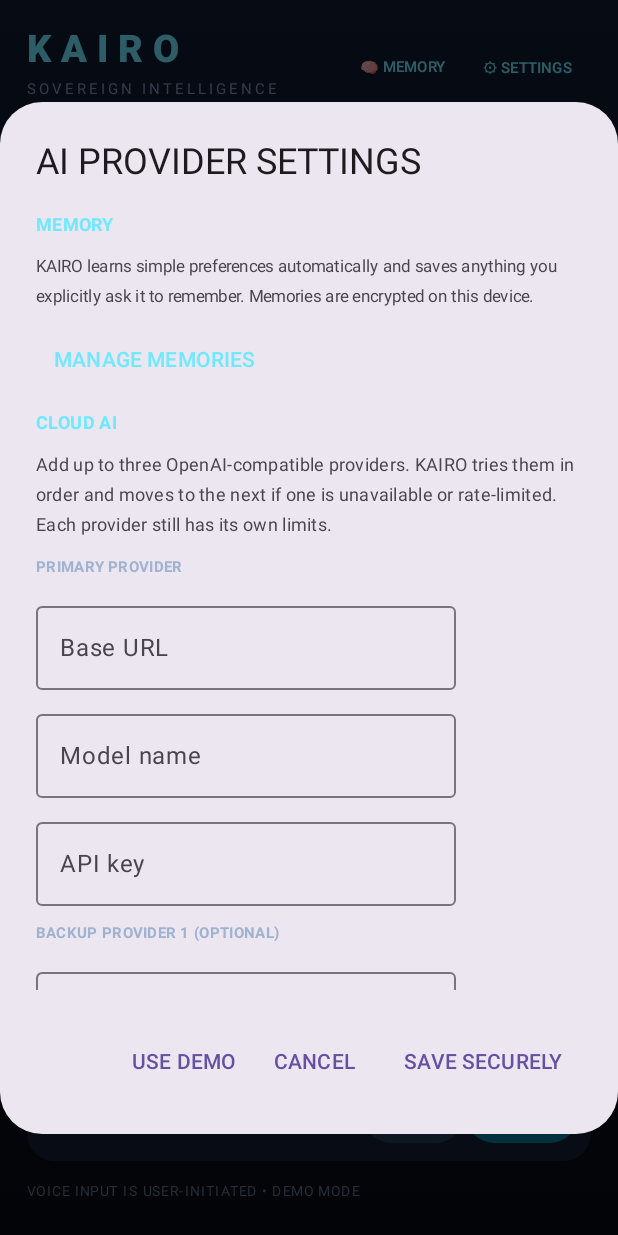
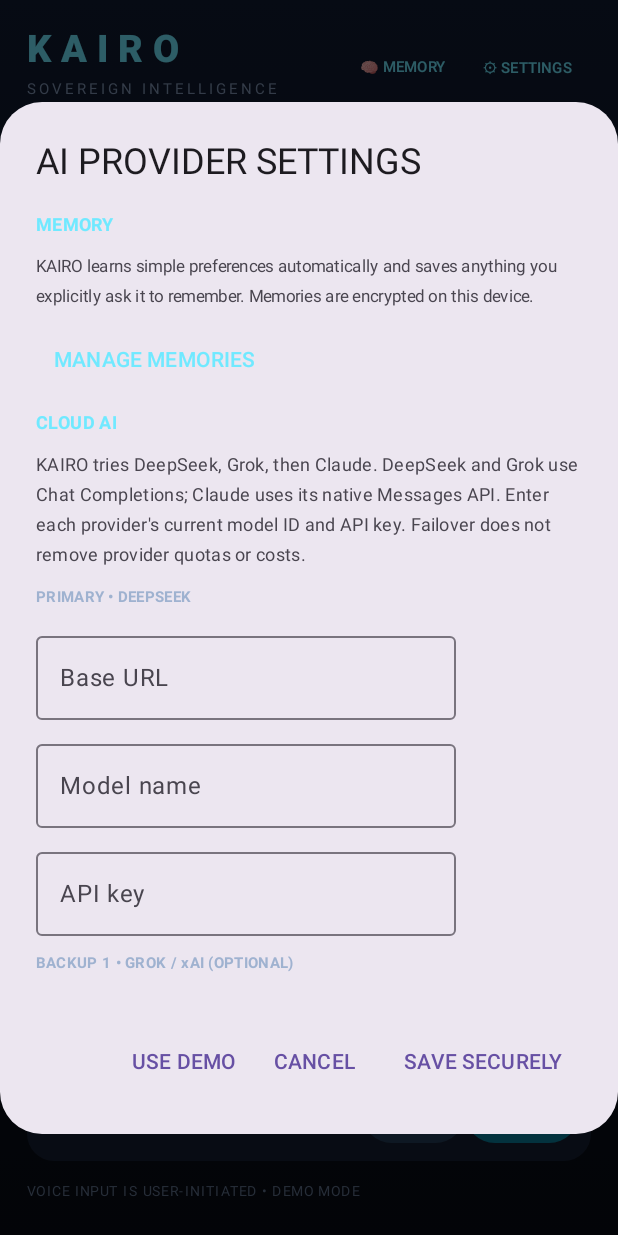
Before and after one commit to premthegoldyboy/KAIRO-AI, an Android app built with Jetpack Compose: the screen it shows after launch (MainActivity), after a tap on "⚙ SETTINGS", on a phone screen of 412 x 824 dp. Run offline under Robolectric (Android 15) with nearby library versions, the phone set to English and light mode, and no system bars; libraries missing offline, so code that uses them is left out: com.google.ai.edge.

Commit message:
Add DeepSeek Grok Claude setup presets and native routing

```diff
--- a/app/src/main/java/com/kairo/ai/MainActivity.kt
+++ b/app/src/main/java/com/kairo/ai/MainActivity.kt
@@ -344,17 +344,17 @@ private fun KairoApp(onSpeak: (String) -> Unit) {
                     Text("KAIRO learns simple preferences automatically and saves anything you explicitly ask it to remember. Memories are encrypted on this device.", fontSize = 11.sp)
                     TextButton(onClick = { memoryItems = memoryStore.all(); showSettings = false; showMemoryManager = true }) { Text("MANAGE MEMORIES", color = Color(0xFF70E9FF)) }
                     Text("CLOUD AI", color = Color(0xFF70E9FF), fontWeight = FontWeight.Bold, fontSize = 12.sp)
-                    Text("Add up to three OpenAI-compatible providers. KAIRO tries them in order and moves to the next if one is unavailable or rate-limited. Each provider still has its own limits.", fontSize = 12.sp)
-                    Text("PRIMARY PROVIDER", color = Color(0xFF9FB2D0), fontSize = 10.sp, fontWeight = FontWeight.Bold)
-                    OutlinedTextField(value = providerUrl, onValueChange = { providerUrl = it; settingsError = "" }, label = { Text("Base URL") }, singleLine = true)
-                    OutlinedTextField(value = providerModel, onValueChange = { providerModel = it; settingsError = "" }, label = { Text("Model name") }, singleLine = true)
+                    Text("KAIRO tries DeepSeek, Grok, then Claude. DeepSeek and Grok use Chat Completions; Claude uses its native Messages API. Enter each provider's current model ID and API key. Failover does not remove provider quotas or costs.", fontSize = 12.sp)
+                    Text("PRIMARY • DEEPSEEK", color = Color(0xFF9FB2D0), fontSize = 10.sp, fontWeight = FontWeight.Bold)
+                    OutlinedTextField(value = providerUrl, onValueChange = { providerUrl = it; settingsError = "" }, label = { Text("Base URL") }, placeholder = { Text("https://api.deepseek.com") }, singleLine = true)
+                    OutlinedTextField(value = providerModel, onValueChange = { providerModel = it; settingsError = "" }, label = { Text("Model name") }, placeholder = { Text("deepseek-flash") }, singleLine = true)
                     OutlinedTextField(value = providerKey, onValueChange = { providerKey = it; settingsError = "" }, label = { Text("API key") }, singleLine = true, visualTransformation = PasswordVisualTransformation())
-                    Text("BACKUP PROVIDER 1 (OPTIONAL)", color = Color(0xFF9FB2D0), fontSize = 10.sp, fontWeight = FontWeight.Bold)
-                    OutlinedTextField(value = provider2Url, onValueChange = { provider2Url = it; settingsError = "" }, label = { Text("Base URL") }, singleLine = true)
+                    Text("BACKUP 1 • GROK / xAI (OPTIONAL)", color = Color(0xFF9FB2D0), fontSize = 10.sp, fontWeight = FontWeight.Bold)
+                    OutlinedTextField(value = provider2Url, onValueChange = { provider2Url = it; settingsError = "" }, label = { Text("Base URL") }, placeholder = { Text("https://api.x.ai/v1") }, singleLine = true)
                     OutlinedTextField(value = provider2Model, onValueChange = { provider2Model = it; settingsError = "" }, label = { Text("Model name") }, singleLine = true)
                     OutlinedTextField(value = provider2Key, onValueChange = { provider2Key = it; settingsError = "" }, label = { Text("API key") }, singleLine = true, visualTransformation = PasswordVisualTransformation())
-                    Text("BACKUP PROVIDER 2 (OPTIONAL)", color = Color(0xFF9FB2D0), fontSize = 10.sp, fontWeight = FontWeight.Bold)
-                    OutlinedTextField(value = provider3Url, onValueChange = { provider3Url = it; settingsError = "" }, label = { Text("Base URL") }, singleLine = true)
+                    Text("BACKUP 2 • CLAUDE / ANTHROPIC (OPTIONAL)", color = Color(0xFF9FB2D0), fontSize = 10.sp, fontWeight = FontWeight.Bold)
+                    OutlinedTextField(value = provider3Url, onValueChange = { provider3Url = it; settingsError = "" }, label = { Text("Base URL") }, placeholder = { Text("https://api.anthropic.com") }, singleLine = true)
                     OutlinedTextField(value = provider3Model, onValueChange = { provider3Model = it; settingsError = "" }, label = { Text("Model name") }, singleLine = true)
                     OutlinedTextField(value = provider3Key, onValueChange = { provider3Key = it; settingsError = "" }, label = { Text("API key") }, singleLine = true, visualTransformation = PasswordVisualTransformation())
                     if (settingsError.isNotBlank()) Text(settingsError, color = Color(0xFFFFB4AB), fontSize = 12.sp)
@@ -430,7 +430,11 @@ private fun KairoApp(onSpeak: (String) -> Unit) {
                             (url.isBlank() || model.isBlank() || key.isBlank())
                     }
                     val configs = entered.filter { it.first.isNotBlank() && it.second.isNotBlank() && it.third.isNotBlank() }
-                        .map { AIProviderConfig(it.first.trim(), it.second.trim(), it.third.trim()) }
+                        .map { entry ->
+                            val url = entry.first.trim()
+                            val protocol = if (url.contains("api.anthropic.com", ignoreCase = true)) "anthropic" else "openai"
+                            AIProviderConfig(url, entry.second.trim(), entry.third.trim(), protocol)
+                        }
                     if (incomplete) settingsError = "Complete all three fields for each provider you use."
                     else if (configs.any { !it.baseUrl.startsWith("https://") }) settingsError = "Every provider URL must start with https://"
                     else if (configs.isEmpty()) settingsError = "Enter at least one provider."
```
